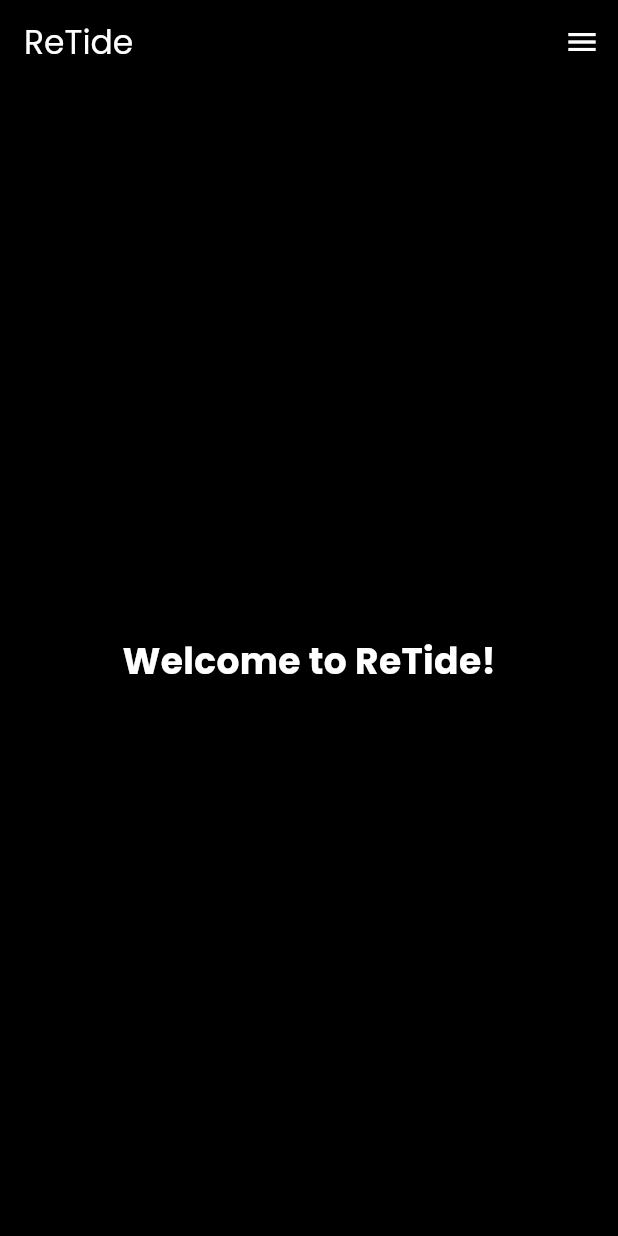
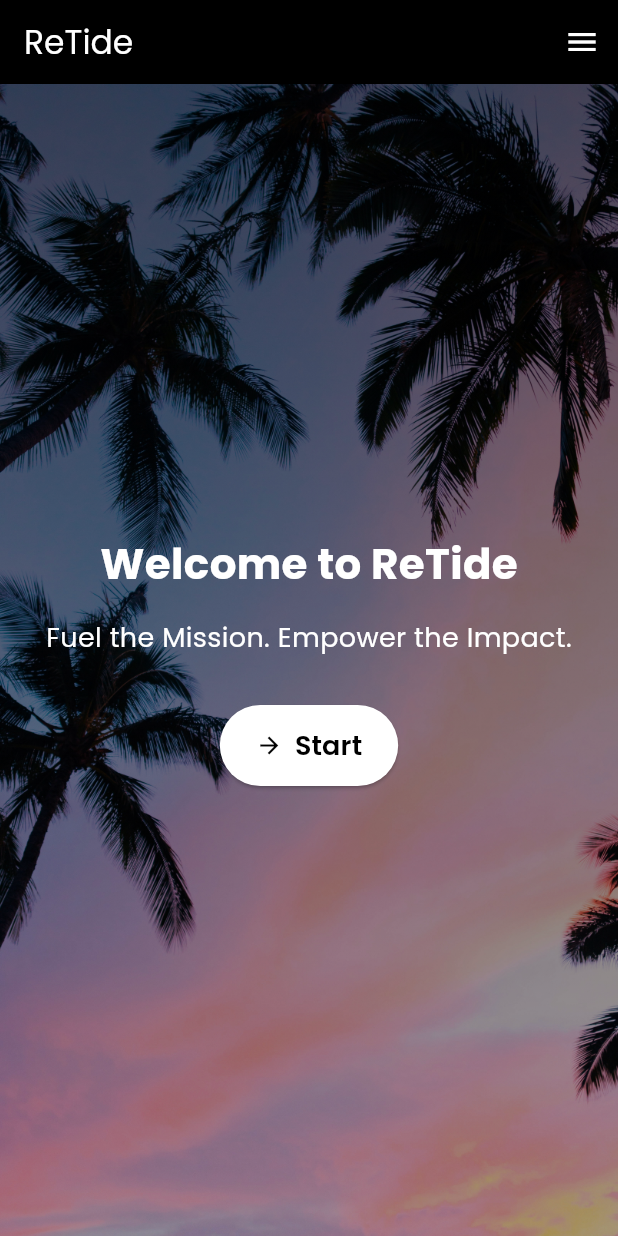
Before and after one commit to Archaniels/ReTide-App, a Flutter app: the screen it shows after launch, on a phone screen of 412 x 824 dp. Run offline on Flutter 3.47's test engine with Material 3 defaults, Android fonts, the phone set to English and light mode, and no system bars; our stand-ins replace google_fonts.

Commit message:
[NEW] Implementasi onboarding dan perbaikan sedikit

```diff
--- a/lib/main.dart
+++ b/lib/main.dart
@@ -1,3 +1,5 @@
+import 'dart:ui';
+
 import 'package:flutter/material.dart';
 import 'package:google_fonts/google_fonts.dart';
 
@@ -36,20 +38,22 @@
   @override
   Widget build(BuildContext context) {
     return Scaffold(
+      // ============================ AppBar ============================
       appBar: AppBar(
         iconTheme: const IconThemeData(color: Colors.white),
         backgroundColor: Colors.black,
         title: Text('ReTide', style: TextStyle(color: Colors.white)),
       ),
+      // ============================ END ============================
+
+      // ============================ Hamburger Menu ============================
       endDrawer: Drawer(
         backgroundColor: Colors.black,
         child: ListView(
           padding: EdgeInsets.all(16.0),
           children: [
             DrawerHeader(
-              decoration: BoxDecoration(
-                color: Colors.black,
-              ),
+              decoration: BoxDecoration(color: Colors.black),
               child: Text(
                 'ReTide',
                 style: TextStyle(color: Colors.white, fontSize: 24),
@@ -58,16 +62,100 @@
           ],
         ),
       ),
-      body: Align (
-        child: Column(
-          mainAxisAlignment: MainAxisAlignment.center,
-          children: [
-            Text(
-              'Welcome to ReTide!',
-              style: TextStyle(color: Colors.white, fontSize: 24, fontWeight: FontWeight.bold),
+      // ============================ END ============================
+
+      body: Stack(
+        fit: StackFit.expand,
+        children: [
+          // ============================ Background ============================
+          Image.asset(
+            'assets/images/jordan-mcqueen-u9tAl8WR3DI-unsplash.jpg',
+            fit: BoxFit.cover,
+          ),
+          // ============================ END ============================
+
+          // ============================ Gradient Atas ============================
+          Container(
+            decoration: BoxDecoration(
+              gradient: LinearGradient(
+                begin: Alignment.topCenter,
+                end: Alignment.bottomCenter,
+                colors: [
+                  Colors.black.withValues(
+                    colorSpace: ColorSpace.sRGB,
+                    alpha: 0.6,
+                  ),
+                  Colors.black.withValues(
+                    colorSpace: ColorSpace.sRGB,
+                    alpha: 0.3,
+                  ),
+                ],
+              ),
             ),
-          ],
-        ),
+          ),
+          // ============================ END ============================
+
+          // ============================ Welcome Text ============================
+          Center(
+            child: Column(
+              mainAxisSize: MainAxisSize.min,
+              children: [
+                Text(
+                  'Welcome to ReTide',
+                  style: TextStyle(
+                    color: Colors.white,
+                    fontSize: 28,
+                    fontWeight: FontWeight.bold,
+                  ),
+                ),
+                SizedBox(height: 16),
+                // ============================ END ============================
+
+                // ============================ Motto ============================
+                Text(
+                  'Fuel the Mission. Empower the Impact.',
+                  style: TextStyle(color: Colors.white, fontSize: 18),
+                ),
+                const SizedBox(height: 32.0),
+                // ============================ END ============================
+
+                // ============================ Call To Action ============================
+                ElevatedButton.icon(
+                  onPressed: () {
+                    Navigator.push(
+                      context,
+                      MaterialPageRoute(
+                        builder: (context) => const AccountPage(), // MASIH BELOM!!!!!!!!!!!!!!!!!!!!!!!!!!!!!!!!!!!!!!!!!!!!!!!!!!!!!!!!!!!!!!
+                      ),
+                    );
+                  },
+
+                  icon: const Icon(Icons.arrow_forward, color: Colors.black),
+                  label: const Text(
+                    "Start",
+                    style: TextStyle(
+                      color:  Colors.black,
+                      fontSize: 18,
+                      fontWeight: FontWeight.w600,
+                    ),
+                  ),
+
+                  style: ElevatedButton.styleFrom(
+                    backgroundColor: Colors.white,
+                    padding: const EdgeInsets.symmetric(
+                      horizontal: 24,
+                      vertical: 14,
+                    ),
+                    shape: RoundedRectangleBorder(
+                      borderRadius: BorderRadius.circular(30),
+                    ),
+                  ),
+                ),
+                // ============================ END ============================
+              ],
+            ),
+          ),
+        ],
       ),
     );
   }
--- a/pubspec.yaml
+++ b/pubspec.yaml
@@ -60,8 +60,8 @@
 
   # To add assets to your application, add an assets section, like this:
   # assets:
-  #   - images/a_dot_burr.jpeg
-  #   - images/a_dot_ham.jpeg
+  assets:
+    - assets/images/
 
   # An image asset can refer to one or more resolution-specific "variants", see
   # https://flutter.dev/to/resolution-aware-images
```
Also changed, not shown: assets/images/jordan-mcqueen-u9tAl8WR3DI-unsplash.jpg (added).
